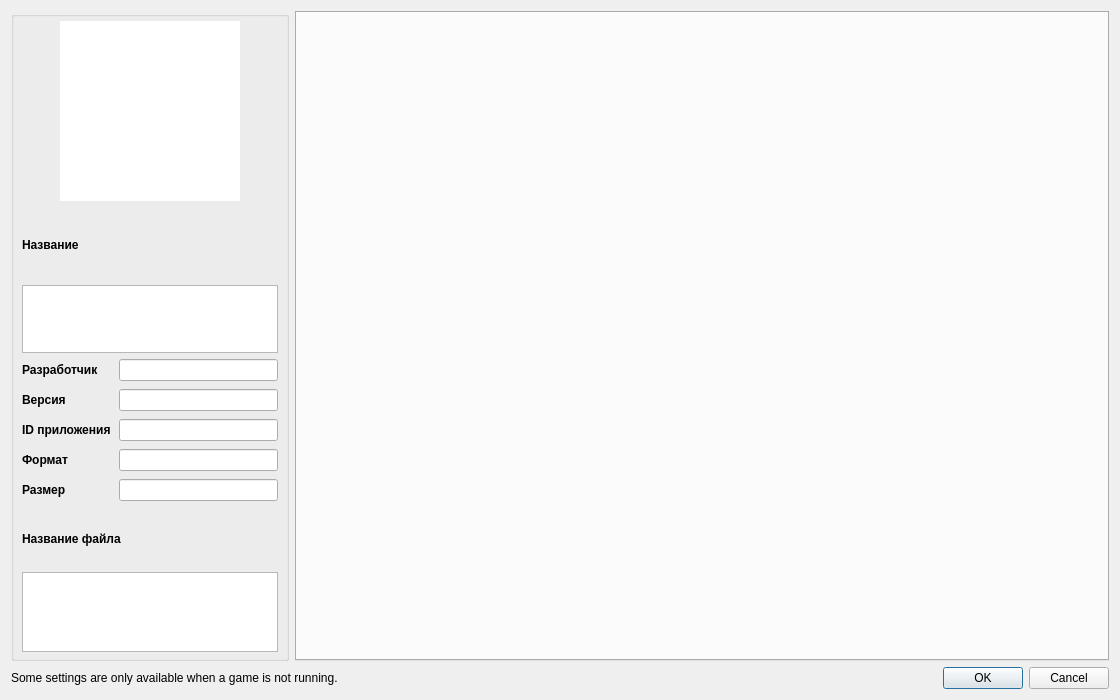
Before: the Qt Designer form src/storm_switch/configuration/configure_per_game.ui in ReiKatari/STORM_SWITCH, drawn with Qt 5.
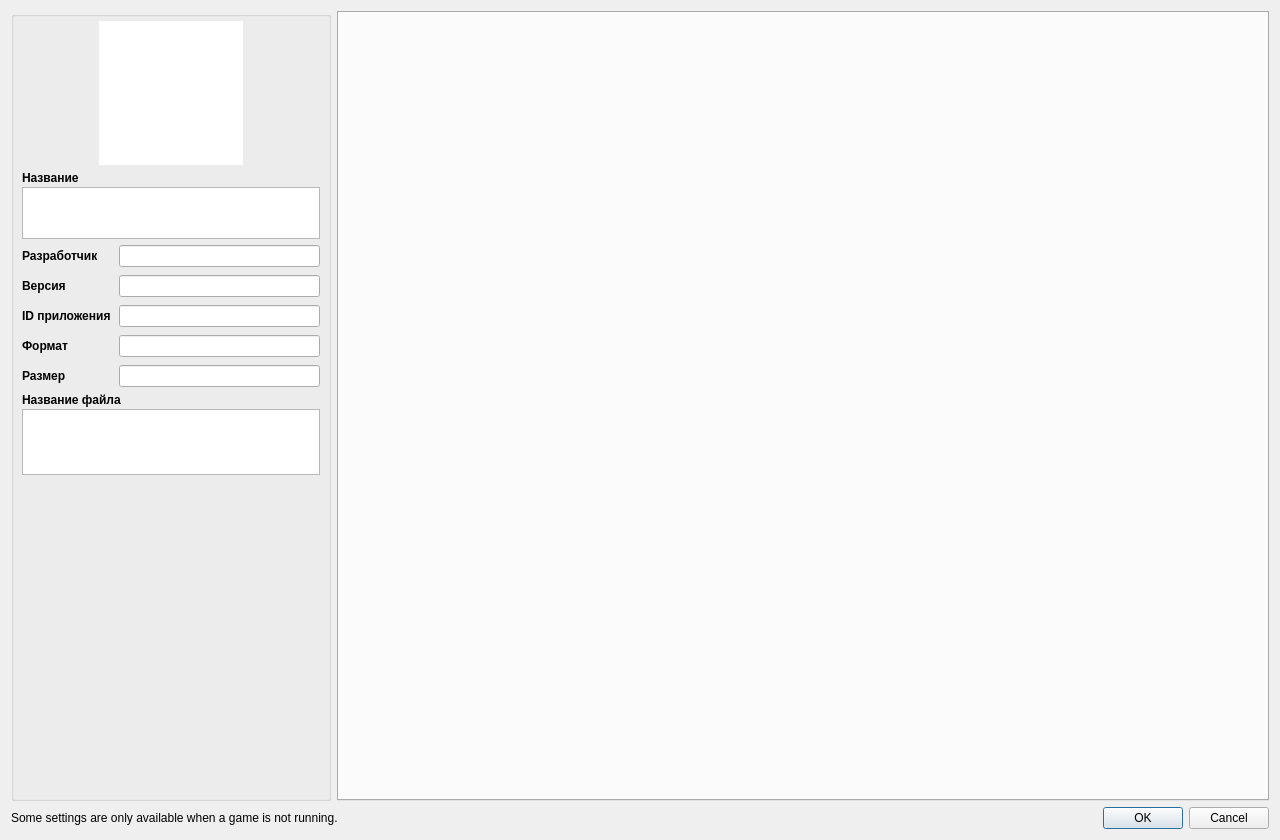
After: the same form once the commit is applied.

Commit message: Release STORM SWITCH 15.0.1: Switch 2 Ampere/PAC/12GB/VI2, CAS/Lanczos3/OmniScale filters, per-game UI redesign & crash fixes

Patch:
```diff
--- a/src/storm_switch/configuration/configure_per_game.ui
+++ b/src/storm_switch/configuration/configure_per_game.ui
@@ -6,14 +6,14 @@
    <rect>
     <x>0</x>
     <y>0</y>
-    <width>1120</width>
-    <height>700</height>
+    <width>1280</width>
+    <height>840</height>
    </rect>
   </property>
   <property name="minimumSize">
    <size>
-    <width>680</width>
-    <height>480</height>
+    <width>1240</width>
+    <height>620</height>
    </size>
   </property>
   <property name="windowTitle">
@@ -25,11 +25,23 @@
      <item>
       <widget class="QGroupBox" name="groupBox">
        <property name="sizePolicy">
-        <sizepolicy hsizetype="Maximum" vsizetype="Preferred">
+        <sizepolicy hsizetype="Preferred" vsizetype="Expanding">
          <horstretch>0</horstretch>
          <verstretch>0</verstretch>
         </sizepolicy>
        </property>
+       <property name="minimumSize">
+        <size>
+         <width>290</width>
+         <height>0</height>
+        </size>
+       </property>
+       <property name="maximumSize">
+        <size>
+         <width>320</width>
+         <height>16777215</height>
+        </size>
+       </property>
        <property name="title">
         <string/>
        </property>
@@ -59,14 +71,14 @@
            </property>
            <property name="minimumSize">
             <size>
-             <width>160</width>
-             <height>160</height>
+             <width>144</width>
+             <height>144</height>
             </size>
            </property>
            <property name="maximumSize">
             <size>
-             <width>180</width>
-             <height>180</height>
+             <width>144</width>
+             <height>144</height>
             </size>
            </property>
            <property name="frameShape">
@@ -114,16 +126,22 @@
              <property name="acceptRichText">
               <bool>false</bool>
              </property>
+             <property name="sizePolicy">
+              <sizepolicy hsizetype="Expanding" vsizetype="Fixed">
+               <horstretch>0</horstretch>
+               <verstretch>0</verstretch>
+              </sizepolicy>
+             </property>
              <property name="minimumSize">
               <size>
                <width>0</width>
-               <height>60</height>
+               <height>46</height>
               </size>
              </property>
              <property name="maximumSize">
               <size>
                <width>16777215</width>
-               <height>68</height>
+               <height>52</height>
               </size>
              </property>
             </widget>
@@ -315,27 +333,40 @@
               <bool>false</bool>
              </property>
              <property name="sizePolicy">
-              <sizepolicy hsizetype="Expanding" vsizetype="Expanding">
+              <sizepolicy hsizetype="Expanding" vsizetype="Fixed">
                <horstretch>0</horstretch>
-               <verstretch>1</verstretch>
+               <verstretch>0</verstretch>
               </sizepolicy>
              </property>
              <property name="minimumSize">
               <size>
                <width>0</width>
-               <height>60</height>
+               <height>58</height>
               </size>
              </property>
              <property name="maximumSize">
               <size>
                <width>16777215</width>
-               <height>80</height>
+               <height>66</height>
               </size>
              </property>
             </widget>
            </item>
           </layout>
          </item>
+         <item>
+          <spacer name="leftPanelBottomSpacer">
+           <property name="orientation">
+            <enum>Qt::Vertical</enum>
+           </property>
+           <property name="sizeHint" stdset="0">
+            <size>
+             <width>20</width>
+             <height>40</height>
+            </size>
+           </property>
+          </spacer>
+         </item>
         </layout>
       </widget>
      </item>
@@ -353,7 +384,7 @@
           <number>-1</number>
          </property>
          <property name="usesScrollButtons">
-          <bool>true</bool>
+          <bool>false</bool>
          </property>
          <property name="documentMode">
           <bool>false</bool>
```
The commit also changes 214 other files.
